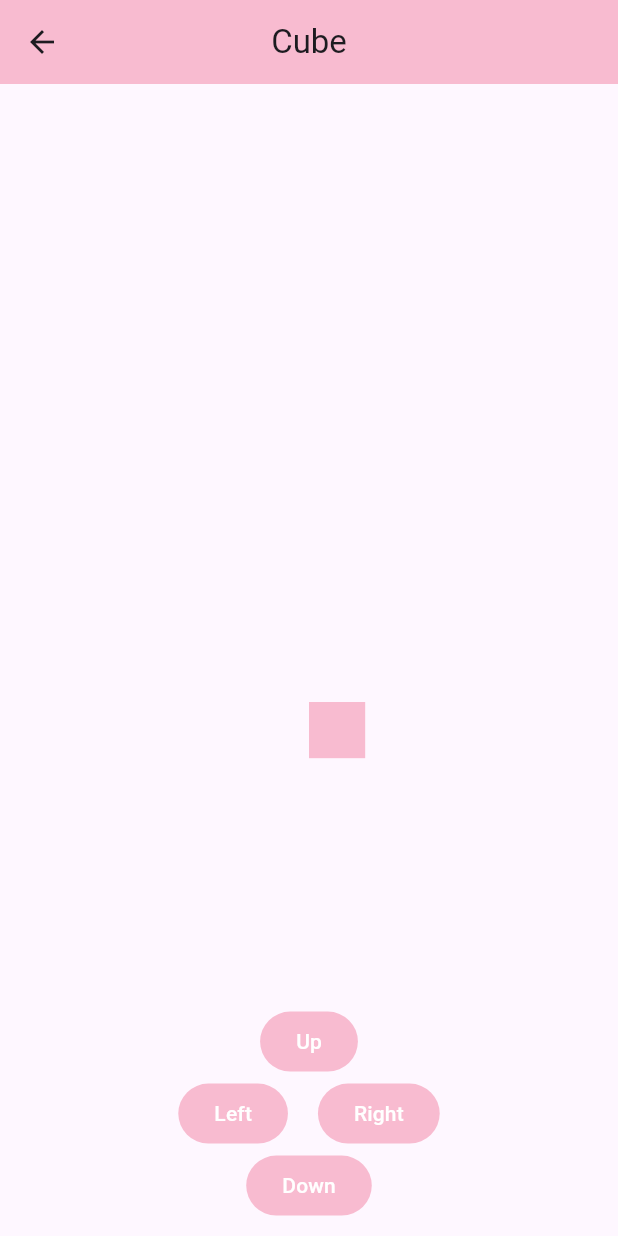
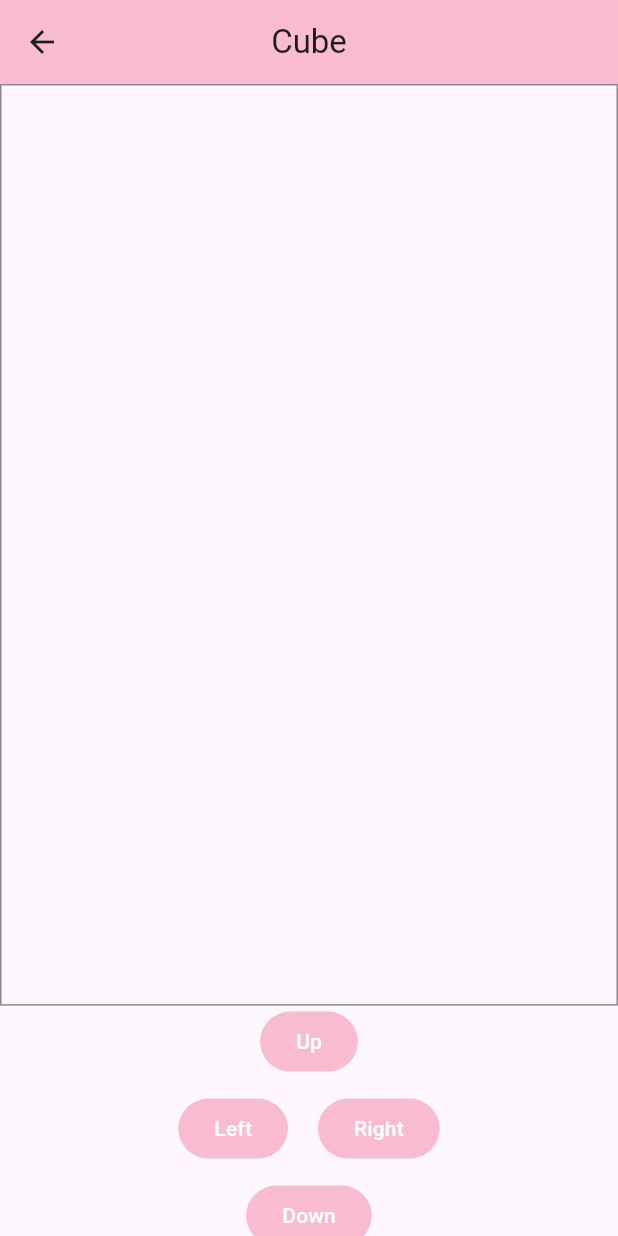
Before and after one commit to uropek97/square_app, a Flutter app: the CubePage screen opened by its route, after a tap on "Up", on a phone screen of 412 x 824 dp. Run offline on Flutter 3.47's test engine with Material 3 defaults, Android fonts, the phone set to English and light mode, and no system bars.

Commit message:
промежуточный коммит

```diff
--- a/lib/listener_position.dart
+++ b/lib/listener_position.dart
@@ -3,10 +3,8 @@ import 'package:flutter/material.dart';
 class ListenerPosition extends ChangeNotifier{
   double _positionX;
   double _positionY;
-  double heigh;
-  double width;
 
-  ListenerPosition(this._positionX, this._positionY, [this.heigh = 600, this.width = 300]);
+  ListenerPosition(this._positionX, this._positionY);
 
   double get positionX => _positionX;
   double get positionY => _positionY;
@@ -15,9 +13,6 @@ class ListenerPosition extends ChangeNotifier{
     _positionX += stepX;
     _positionY += stepY;
 
-    _positionX = _positionX.clamp(0, width);
-    _positionY = _positionY.clamp(0, heigh);
-
     notifyListeners();
   }
 }
--- a/lib/main.dart
+++ b/lib/main.dart
@@ -53,12 +53,12 @@ class HomePage extends StatelessWidget {
             children: [
               FilledButton(
                 onPressed: () => Navigator.of(context).pushNamed('/cube'),
-                child: const Text('Go to Cube'),
+                child: const Text('Cube'),
               ),
               const SizedBox(height: 20,),
               FilledButton(
                 onPressed: () => Navigator.of(context).pushNamed('/login'),
-                child: const Text('Go to LogIn'),
+                child: const Text('User Form'),
               )
             ]
           ),
--- a/lib/pages/cube_page.dart
+++ b/lib/pages/cube_page.dart
@@ -11,8 +11,8 @@ class CubePage extends StatefulWidget {
 }
 
 class _CubePageState extends State<CubePage> {
-  ListenerPosition listener = ListenerPosition(100, 100);
-  double stepSize = 50;
+  double stepSize = 150;
+  ListenerPosition listener = ListenerPosition(0, 0);
 
   @override
   Widget build(BuildContext context) {
@@ -30,15 +30,19 @@ class _CubePageState extends State<CubePage> {
           children: [
             Expanded(
               flex: 4,
-              child: Stack(
+              child: Container(
+                decoration: BoxDecoration(
+                  border: Border.all(color: Colors.black45),),
+                child:
+                  Stack(
                     children: [
                       ListenableBuilder(
-                    listenable: listener,
+                        listenable: (listener),
                         builder: (context, child) => Positioned(
-                      top : MediaQuery.of(context).size.height / 2,
-                      left: MediaQuery.of(context).size.width / 2,
+                          top : listener.positionY,
+                          left: listener.positionX,
                           child: Square(
-                        size: MediaQuery.of(context).size.width / 11,
+                            size: MediaQuery.sizeOf(context).width / 11,
                             color: Theme.of(context).primaryColor,
                            ),
                           ),
@@ -46,8 +50,12 @@ class _CubePageState extends State<CubePage> {
                     ],
                  ),
               ),
-            Expanded(child: Column(
-              children: [Row(
+            ),
+            Expanded(child:
+            Column(
+              mainAxisAlignment: MainAxisAlignment.center,
+              children: [
+                Row(
                   mainAxisAlignment: MainAxisAlignment.center,
                   children: [
                     FilledButton(
@@ -56,6 +64,7 @@ class _CubePageState extends State<CubePage> {
                     ),
                   ],
                 ),
+                const SizedBox(height: 10,),
                 Row(
                   mainAxisAlignment: MainAxisAlignment.center,
                   children: [
@@ -70,6 +79,7 @@ class _CubePageState extends State<CubePage> {
                     ),
                   ],
                 ),
+                const SizedBox(height: 10,),
                 Row(
                   mainAxisAlignment: MainAxisAlignment.center,
                   children: [
```
Lines whose indentation alone changed are shown as unchanged.
